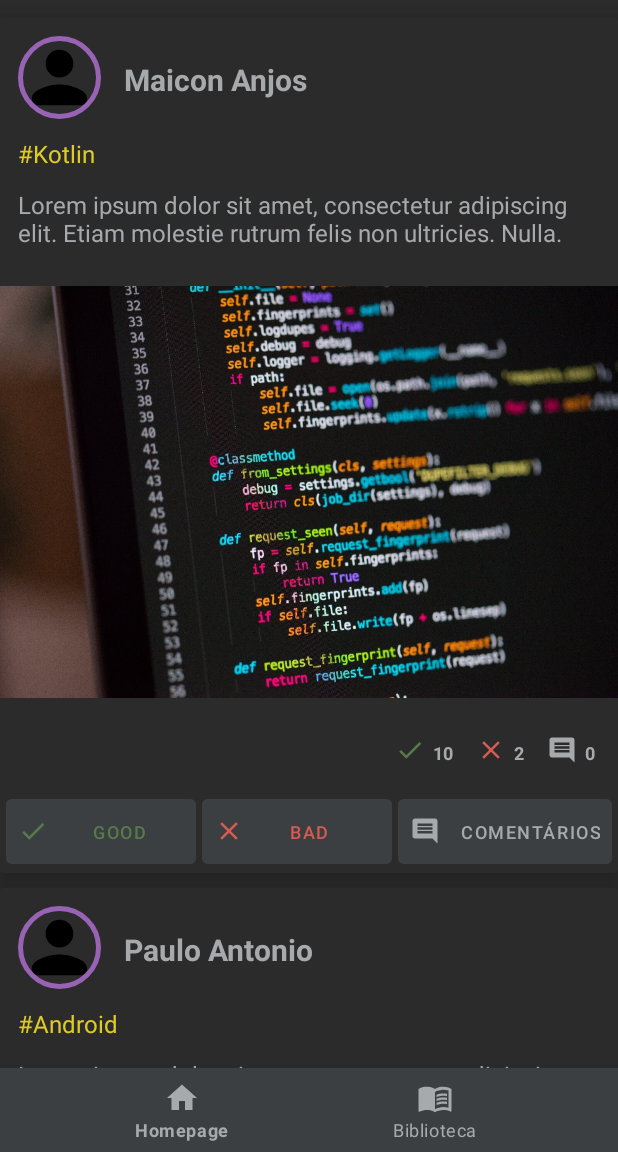
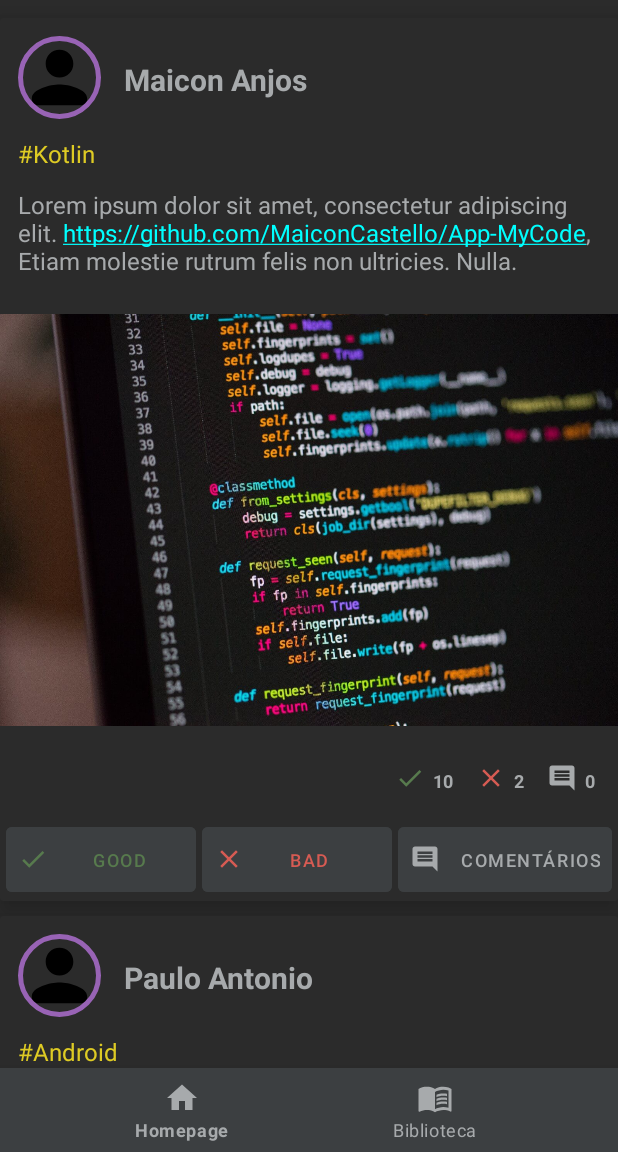
Before and after one commit to MaiconCastello/App-MyCode, an Android app: the screen it shows after launch (MainActivity), on a phone screen of 412 x 824 dp, the part 84-1236 px from its top. Run offline under Robolectric (Android 15) with nearby library versions, the phone set to English and light mode, and no system bars; our stand-ins replace CircleImageView, navigation-ui.

Commit message:
Hiperlink (autolink) habilitado no texto das publicações

```diff
--- a/app/src/main/java/com/generation/mycode/HomepageFragment.kt
+++ b/app/src/main/java/com/generation/mycode/HomepageFragment.kt
@@ -26,7 +26,7 @@ class HomepageFragment : Fragment() {
         val listPublicacoes = listOf<Publicacoes>(
             Publicacoes(1,
                 "Kotlin",
-                "Lorem ipsum dolor sit amet, consectetur adipiscing elit. Etiam molestie rutrum felis non ultricies. Nulla.",
+                "Lorem ipsum dolor sit amet, consectetur adipiscing elit. https://github.com/MaiconCastello/App-MyCode, Etiam molestie rutrum felis non ultricies. Nulla. ",
                 "Maicon Anjos",
                 10,
                 2,
@@ -34,7 +34,8 @@ class HomepageFragment : Fragment() {
             ),
             Publicacoes(2,
                 "Android",
-                "Lorem ipsum dolor sit amet, consectetur adipiscing elit. Nullam dignissim, sem vitae pellentesque commodo, mi ligula rhoncus ante, eu bibendum.",
+                "Lorem ipsum dolor sit amet, consectetur adipiscing elit. Nullam dignissim, sem vitae pellentesque commodo, mi ligula rhoncus ante, eu bibendum. " +
+                        "www.facebook.com",
                 "Paulo Antonio",
                 15,
                 1,
--- a/app/src/main/java/com/generation/mycode/adapter/PublicacoesAdapter.kt
+++ b/app/src/main/java/com/generation/mycode/adapter/PublicacoesAdapter.kt
@@ -1,7 +1,10 @@
 package com.generation.mycode.adapter
 
+import android.graphics.Color
+import android.text.method.LinkMovementMethod
 import android.view.LayoutInflater
 import android.view.ViewGroup
+import android.widget.TextView
 import androidx.recyclerview.widget.RecyclerView
 import com.generation.mycode.databinding.CardHomepageBinding
 import com.generation.mycode.model.Publicacoes
@@ -32,6 +35,13 @@ class PublicacoesAdapter: RecyclerView.Adapter<PublicacoesAdapter.PublicacoesVie
         holder.binding.qtdBad.text = publicacao.bad.toString()
         holder.binding.qtdComentarios.text = publicacao.comentario.size.toString()
 
+        val link: TextView
+
+        link = holder.binding.textDescricaoPublicacao
+        link.movementMethod = LinkMovementMethod.getInstance()
+        link.setLinkTextColor(Color.CYAN)
+
+
     }
 
     override fun getItemCount(): Int {
--- a/app/src/main/res/layout/card_homepage.xml
+++ b/app/src/main/res/layout/card_homepage.xml
@@ -77,7 +77,9 @@
             app:layout_constraintEnd_toEndOf="parent"
             app:layout_constraintStart_toStartOf="parent"
             app:layout_constraintTop_toBottomOf="@id/textCategoria"
-            tools:text="Conteúdo da publicação" />
+            tools:text="Conteúdo da publicação"
+            android:autoLink="web"
+            android:clickable="true"/>
 
         <ImageView
             android:id="@+id/imagePost"
```
